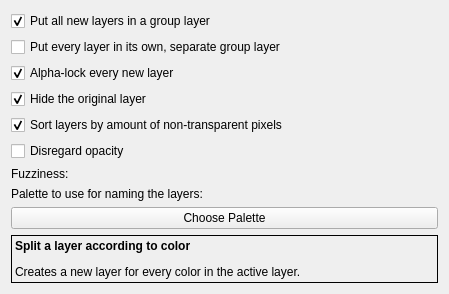
The window that plugins/extensions/layersplit/wdg_layersplit.ui (KDE/krita) describes before a commit, drawn with Qt 5.
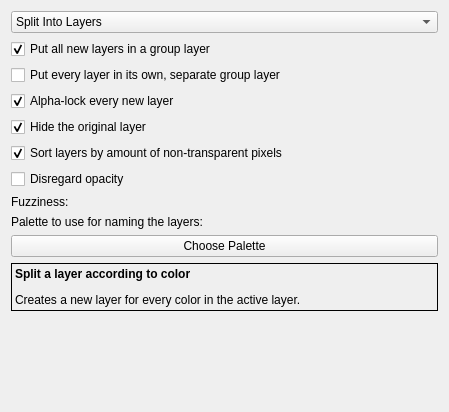
The same window after the commit. Custom widgets are drawn as their Qt base class.

Commit message:
Add feature for splitting layer into local selection masks based on color
This feature will add a comboBox in Layer>Split>Split_Layer dialog which
will have option to either split layer into layers or local selection
masks. Layer will be split in layers or local selection masks accordingly.
This will allow easy blending of colors.

Patch:
```diff
--- a/plugins/extensions/layersplit/wdg_layersplit.ui
+++ b/plugins/extensions/layersplit/wdg_layersplit.ui
@@ -7,7 +7,7 @@
     <x>0</x>
     <y>0</y>
     <width>449</width>
-    <height>273</height>
+    <height>412</height>
    </rect>
   </property>
   <property name="windowTitle">
@@ -19,7 +19,7 @@
      <property name="fieldGrowthPolicy">
       <enum>QFormLayout::AllNonFixedFieldsGrow</enum>
      </property>
-     <item row="0" column="0">
+     <item row="1" column="0">
       <widget class="QCheckBox" name="chkCreateGroupLayer">
        <property name="text">
         <string>Put all new layers in a group layer</string>
@@ -29,14 +29,14 @@
        </property>
       </widget>
      </item>
-     <item row="1" column="0" colspan="2">
+     <item row="2" column="0" colspan="2">
       <widget class="QCheckBox" name="chkSeparateGroupLayers">
        <property name="text">
         <string>Put every layer in its own, separate group layer</string>
        </property>
       </widget>
      </item>
-     <item row="2" column="0">
+     <item row="3" column="0">
       <widget class="QCheckBox" name="chkAlphaLock">
        <property name="text">
         <string>Alpha-lock every new layer</string>
@@ -46,7 +46,7 @@
        </property>
       </widget>
      </item>
-     <item row="3" column="0">
+     <item row="4" column="0">
       <widget class="QCheckBox" name="chkHideOriginal">
        <property name="text">
         <string>Hide the original layer</string>
@@ -56,7 +56,7 @@
        </property>
       </widget>
      </item>
-     <item row="4" column="0" colspan="2">
+     <item row="5" column="0" colspan="2">
       <widget class="QCheckBox" name="chkSortLayers">
        <property name="text">
         <string>Sort layers by amount of non-transparent pixels</string>
@@ -67,6 +67,13 @@
       </widget>
      </item>
      <item row="6" column="0">
+      <widget class="QCheckBox" name="chkDisregardOpacity">
+       <property name="text">
+        <string>Disregard opacity</string>
+       </property>
+      </widget>
+     </item>
+     <item row="7" column="0">
       <widget class="QLabel" name="label_3">
        <property name="text">
         <string>Fuzziness:</string>
@@ -76,30 +83,37 @@
        </property>
       </widget>
      </item>
-     <item row="6" column="1">
+     <item row="7" column="1">
       <widget class="KisSliderSpinBox" name="intFuzziness" native="true"/>
      </item>
-     <item row="5" column="0">
-      <widget class="QCheckBox" name="chkDisregardOpacity">
-       <property name="text">
-        <string>Disregard opacity</string>
-       </property>
-      </widget>
-     </item>
-     <item row="7" column="0" colspan="2">
+     <item row="8" column="0" colspan="2">
       <widget class="QLabel" name="label_2">
        <property name="text">
         <string>Palette to use for naming the layers:</string>
        </property>
       </widget>
      </item>
-     <item row="8" column="0" colspan="2">
+     <item row="9" column="0" colspan="2">
       <widget class="KisPopupButton" name="paletteChooser">
        <property name="text">
         <string>Choose Palette</string>
        </property>
       </widget>
      </item>
+     <item row="0" column="0" colspan="2">
+      <widget class="QComboBox" name="cmbMode">
+       <item>
+        <property name="text">
+         <string>Split Into Layers</string>
+        </property>
+       </item>
+       <item>
+        <property name="text">
+         <string>Split Into Local Selection Masks</string>
+        </property>
+       </item>
+      </widget>
+     </item>
     </layout>
    </item>
    <item>
```
The commit also changes 5 other files.
